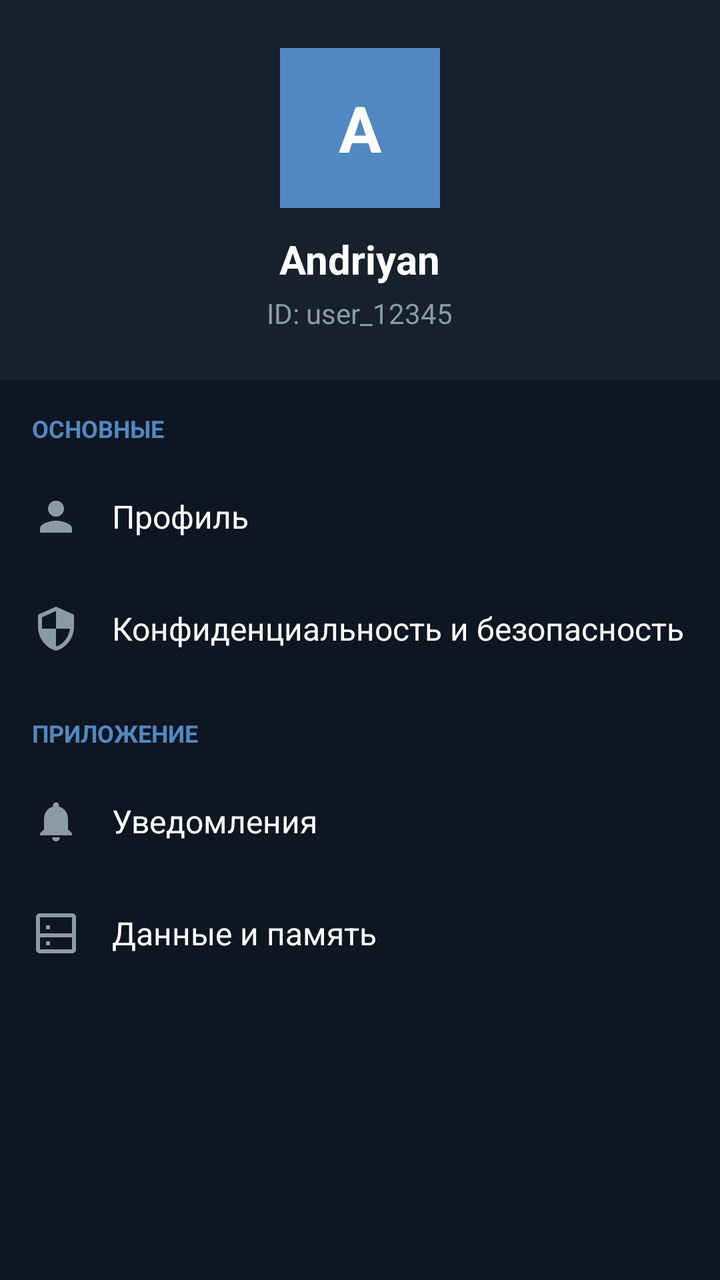
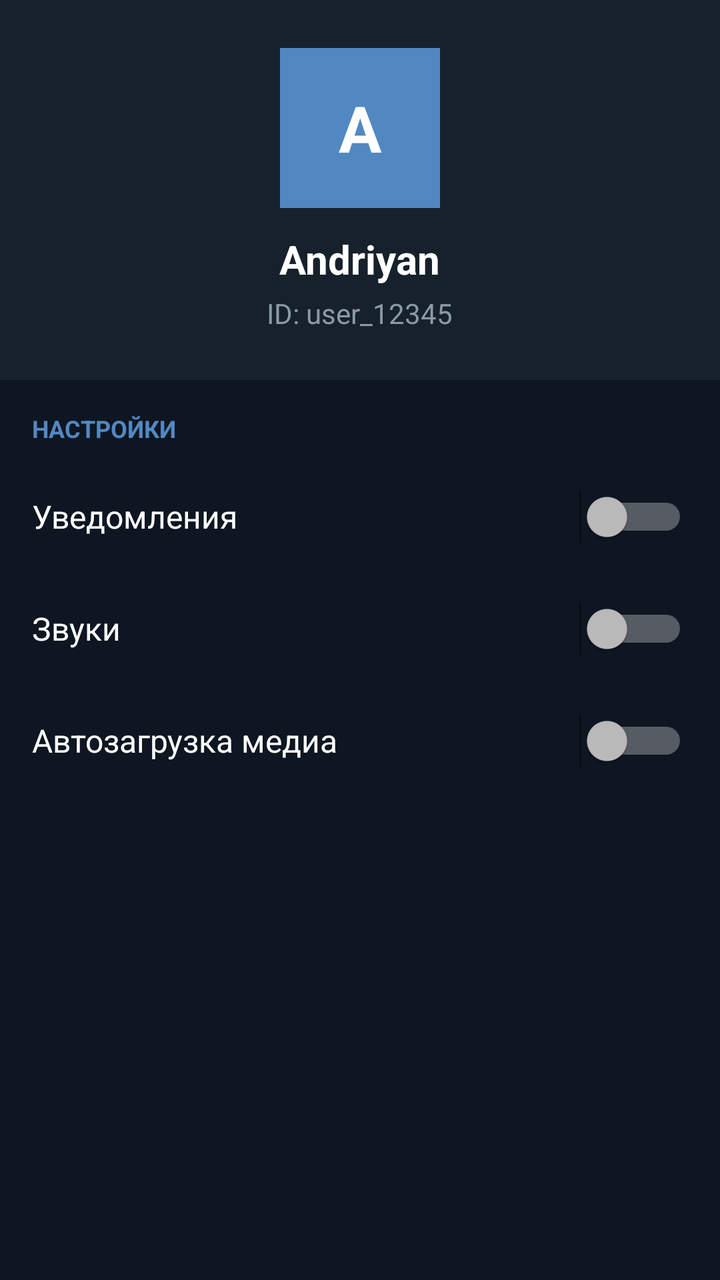

An Android layout rendered at two revisions. The XML below is the earlier revision; the diff shows what the commit changed to produce the second picture.
<!-- AndroidManifest.xml: application theme Theme.Almanac -->
<!-- res/layout/activity_settings.xml -->
<?xml version="1.0" encoding="utf-8"?>
<ScrollView xmlns:android="http://schemas.android.com/apk/res/android"
    android:layout_width="match_parent"
    android:layout_height="match_parent"
    android:background="#0E1621"
    android:scrollbars="none">

    <LinearLayout
        android:layout_width="match_parent"
        android:layout_height="wrap_content"
        android:orientation="vertical"
        android:paddingBottom="24dp">

        
        <LinearLayout
            android:layout_width="match_parent"
            android:layout_height="wrap_content"
            android:background="#17212B"
            android:gravity="center"
            android:orientation="vertical"
            android:padding="24dp">

            <TextView
                android:layout_width="80dp"
                android:layout_height="80dp"
                android:background="#5288C1"
                android:gravity="center"
                android:text="A"
                android:textColor="#FFFFFF"
                android:textSize="32sp"
                android:textStyle="bold" />

            <TextView
                android:layout_width="wrap_content"
                android:layout_height="wrap_content"
                android:layout_marginTop="12dp"
                android:text="Andriyan"
                android:textColor="#FFFFFF"
                android:textSize="20sp"
                android:textStyle="bold" />

            <TextView
                android:id="@+id/tvProfileId"
                android:layout_width="wrap_content"
                android:layout_height="wrap_content"
                android:layout_marginTop="4dp"
                android:text="ID: user_12345"
                android:textColor="#8B9BA5"
                android:textSize="14sp" />
        </LinearLayout>

        <TextView
            android:layout_width="match_parent"
            android:layout_height="wrap_content"
            android:paddingStart="16dp"
            android:paddingTop="16dp"
            android:paddingBottom="8dp"
            android:text="ОСНОВНЫЕ"
            android:textColor="#5288C1"
            android:textSize="12sp"
            android:textStyle="bold" />

        
        <LinearLayout
            android:layout_width="match_parent"
            android:layout_height="56dp"
            android:background="?android:attr/selectableItemBackground"
            android:gravity="center_vertical"
            android:orientation="horizontal"
            android:paddingStart="16dp"
            android:paddingEnd="16dp"
            android:clickable="true" android:focusable="true">
            <ImageView
                android:layout_width="24dp" android:layout_height="24dp"
                android:src="@drawable/ic_profile" android:tint="#8B9BA5" />
            <TextView
                android:layout_width="0dp" android:layout_height="wrap_content" android:layout_weight="1"
                android:layout_marginStart="16dp" android:text="@string/settings_profile"
                android:textColor="#FFFFFF" android:textSize="16sp" />
        </LinearLayout>

        
        <LinearLayout
            android:layout_width="match_parent"
            android:layout_height="56dp"
            android:background="?android:attr/selectableItemBackground"
            android:gravity="center_vertical"
            android:orientation="horizontal"
            android:paddingStart="16dp"
            android:paddingEnd="16dp"
            android:clickable="true" android:focusable="true">
            <ImageView
                android:layout_width="24dp" android:layout_height="24dp"
                android:src="@drawable/ic_security" android:tint="#8B9BA5" />
            <TextView
                android:layout_width="0dp" android:layout_height="wrap_content" android:layout_weight="1"
                android:layout_marginStart="16dp" android:text="@string/settings_privacy"
                android:textColor="#FFFFFF" android:textSize="16sp" />
        </LinearLayout>

        <TextView
            android:layout_width="match_parent"
            android:layout_height="wrap_content"
            android:paddingStart="16dp"
            android:paddingTop="16dp"
            android:paddingBottom="8dp"
            android:text="ПРИЛОЖЕНИЕ"
            android:textColor="#5288C1"
            android:textSize="12sp"
            android:textStyle="bold" />

        
        <LinearLayout
            android:layout_width="match_parent"
            android:layout_height="56dp"
            android:background="?android:attr/selectableItemBackground"
            android:gravity="center_vertical"
            android:orientation="horizontal"
            android:paddingStart="16dp"
            android:paddingEnd="16dp"
            android:clickable="true" android:focusable="true">
            <ImageView
                android:layout_width="24dp" android:layout_height="24dp"
                android:src="@drawable/ic_notifications" android:tint="#8B9BA5" />
            <TextView
                android:layout_width="0dp" android:layout_height="wrap_content" android:layout_weight="1"
                android:layout_marginStart="16dp" android:text="@string/settings_notifications"
                android:textColor="#FFFFFF" android:textSize="16sp" />
        </LinearLayout>

        
        <LinearLayout
            android:layout_width="match_parent"
            android:layout_height="56dp"
            android:background="?android:attr/selectableItemBackground"
            android:gravity="center_vertical"
            android:orientation="horizontal"
            android:paddingStart="16dp"
            android:paddingEnd="16dp"
            android:clickable="true" android:focusable="true">
            <ImageView
                android:layout_width="24dp" android:layout_height="24dp"
                android:src="@drawable/ic_storage" android:tint="#8B9BA5" />
            <TextView
                android:layout_width="0dp" android:layout_height="wrap_content" android:layout_weight="1"
                android:layout_marginStart="16dp" android:text="@string/settings_storage"
                android:textColor="#FFFFFF" android:textSize="16sp" />
        </LinearLayout>

    </LinearLayout>
</ScrollView>
<!-- resources referenced by this layout -->
<resources>
  <!-- drawable ic_notifications (drawable) -->
  <vector xmlns:android="http://schemas.android.com/apk/res/android" android:width="24dp" android:height="24dp" android:viewportWidth="24" android:viewportHeight="24">
      <path android:fillColor="#FFFFFF" android:pathData="M12,22c1.1,0 2,-0.9 2,-2h-4c0,1.1 0.89,2 2,2zM18,16v-5c0,-3.07 -1.64,-5.64 -4.5,-6.32L13.5,4c0,-0.83 -0.67,-1.5 -1.5,-1.5s-1.5,0.67 -1.5,1.5v0.68C7.63,5.36 6,7.92 6,11v5l-2,2v1h16v-1l-2,-2z"/>
  </vector>
  <!-- drawable ic_profile (drawable) -->
  <vector xmlns:android="http://schemas.android.com/apk/res/android" android:width="24dp" android:height="24dp" android:viewportWidth="24" android:viewportHeight="24">
      <path android:fillColor="#FFFFFF" android:pathData="M12,12c2.21,0 4,-1.79 4,-4s-1.79,-4 -4,-4 -4,1.79 -4,4 1.79,4 4,4zM12,14c-2.67,0 -8,1.34 -8,4v2h16v-2c0,-2.66 -5.33,-4 -8,-4z"/>
  </vector>
  <!-- drawable ic_security (drawable) -->
  <vector xmlns:android="http://schemas.android.com/apk/res/android" android:width="24dp" android:height="24dp" android:viewportWidth="24" android:viewportHeight="24">
      <path android:fillColor="#FFFFFF" android:pathData="M12,1L3,5v6c0,5.55 3.84,10.74 9,12 5.16,-1.26 9,-6.45 9,-12L21,5l-9,-4zM12,11.99h7c-0.53,4.12 -3.28,7.79 -7,8.94L12,12L5,12L5,6.3l7,-3.11v8.8z"/>
  </vector>
  <!-- drawable ic_storage (drawable) -->
  <vector xmlns:android="http://schemas.android.com/apk/res/android" android:width="24dp" android:height="24dp" android:viewportWidth="24" android:viewportHeight="24">
      <path android:fillColor="#FFFFFF" android:pathData="M20,2H4C2.9,2 2,2.9 2,4v16c0,1.1 0.9,2 2,2h16c1.1,0 2,-0.9 2,-2V4C22,2.9 21.1,2 20,2zM20,20H4v-6h16v6zM20,12H4V4h16v8zM7,16h2v2H7V16zM7,8h2v2H7V8z"/>
  </vector>
  <string name="settings_notifications">Уведомления</string>
  <string name="settings_privacy">Конфиденциальность и безопасность</string>
  <string name="settings_profile">Профиль</string>
  <string name="settings_storage">Данные и память</string>
  <style name="Theme.Almanac" parent="Theme.AppCompat">
          <item name="colorPrimary">#1E1E1E</item>
          <item name="colorPrimaryDark">#121212</item>
          <item name="colorAccent">#5288C1</item>
          <item name="android:windowBackground">#121212</item>
      </style>
</resources>

<!-- the commit's change to res/layout/activity_settings.xml (unified diff, before → after) -->
@@ -11,7 +11,6 @@
         android:orientation="vertical"
         android:paddingBottom="24dp">
 
-        
         <LinearLayout
             android:layout_width="match_parent"
             android:layout_height="wrap_content"
@@ -21,131 +20,43 @@
             android:padding="24dp">
 
             <TextView
-                android:layout_width="80dp"
-                android:layout_height="80dp"
-                android:background="#5288C1"
-                android:gravity="center"
-                android:text="A"
-                android:textColor="#FFFFFF"
-                android:textSize="32sp"
-                android:textStyle="bold" />
+                android:layout_width="80dp" android:layout_height="80dp"
+                android:background="#5288C1" android:gravity="center"
+                android:text="A" android:textColor="#FFFFFF" android:textSize="32sp" android:textStyle="bold" />
 
             <TextView
-                android:layout_width="wrap_content"
-                android:layout_height="wrap_content"
-                android:layout_marginTop="12dp"
-                android:text="Andriyan"
-                android:textColor="#FFFFFF"
-                android:textSize="20sp"
-                android:textStyle="bold" />
+                android:layout_width="wrap_content" android:layout_height="wrap_content"
+                android:layout_marginTop="12dp" android:text="Andriyan"
+                android:textColor="#FFFFFF" android:textSize="20sp" android:textStyle="bold" />
 
             <TextView
                 android:id="@+id/tvProfileId"
-                android:layout_width="wrap_content"
-                android:layout_height="wrap_content"
-                android:layout_marginTop="4dp"
-                android:text="ID: user_12345"
-                android:textColor="#8B9BA5"
-                android:textSize="14sp" />
+                android:layout_width="wrap_content" android:layout_height="wrap_content"
+                android:layout_marginTop="4dp" android:text="ID: user_12345"
+                android:textColor="#8B9BA5" android:textSize="14sp" />
         </LinearLayout>
 
         <TextView
-            android:layout_width="match_parent"
-            android:layout_height="wrap_content"
-            android:paddingStart="16dp"
-            android:paddingTop="16dp"
-            android:paddingBottom="8dp"
-            android:text="ОСНОВНЫЕ"
-            android:textColor="#5288C1"
-            android:textSize="12sp"
-            android:textStyle="bold" />
+            android:layout_width="match_parent" android:layout_height="wrap_content"
+            android:paddingStart="16dp" android:paddingTop="16dp" android:paddingBottom="8dp"
+            android:text="НАСТРОЙКИ" android:textColor="#5288C1" android:textSize="12sp" android:textStyle="bold" />
 
-        
-        <LinearLayout
-            android:layout_width="match_parent"
-            android:layout_height="56dp"
-            android:background="?android:attr/selectableItemBackground"
-            android:gravity="center_vertical"
-            android:orientation="horizontal"
-            android:paddingStart="16dp"
-            android:paddingEnd="16dp"
-            android:clickable="true" android:focusable="true">
-            <ImageView
-                android:layout_width="24dp" android:layout_height="24dp"
-                android:src="@drawable/ic_profile" android:tint="#8B9BA5" />
-            <TextView
-                android:layout_width="0dp" android:layout_height="wrap_content" android:layout_weight="1"
-                android:layout_marginStart="16dp" android:text="@string/settings_profile"
-                android:textColor="#FFFFFF" android:textSize="16sp" />
-        </LinearLayout>
+        <Switch
+            android:id="@+id/switchNotifications"
+            android:layout_width="match_parent" android:layout_height="56dp"
+            android:paddingStart="16dp" android:paddingEnd="16dp"
+            android:text="Уведомления" android:textColor="#FFFFFF" android:textSize="16sp" />
 
-        
-        <LinearLayout
-            android:layout_width="match_parent"
-            android:layout_height="56dp"
-            android:background="?android:attr/selectableItemBackground"
-            android:gravity="center_vertical"
-            android:orientation="horizontal"
-            android:paddingStart="16dp"
-            android:paddingEnd="16dp"
-            android:clickable="true" android:focusable="true">
-            <ImageView
-                android:layout_width="24dp" android:layout_height="24dp"
-                android:src="@drawable/ic_security" android:tint="#8B9BA5" />
-            <TextView
-                android:layout_width="0dp" android:layout_height="wrap_content" android:layout_weight="1"
-                android:layout_marginStart="16dp" android:text="@string/settings_privacy"
-                android:textColor="#FFFFFF" android:textSize="16sp" />
-        </LinearLayout>
+        <Switch
+            android:id="@+id/switchSounds"
+            android:layout_width="match_parent" android:layout_height="56dp"
+            android:paddingStart="16dp" android:paddingEnd="16dp"
+            android:text="Звуки" android:textColor="#FFFFFF" android:textSize="16sp" />
 
-        <TextView
-            android:layout_width="match_parent"
-            android:layout_height="wrap_content"
-            android:paddingStart="16dp"
-            android:paddingTop="16dp"
-            android:paddingBottom="8dp"
-            android:text="ПРИЛОЖЕНИЕ"
-            android:textColor="#5288C1"
-            android:textSize="12sp"
-            android:textStyle="bold" />
-
-        
-        <LinearLayout
-            android:layout_width="match_parent"
-            android:layout_height="56dp"
-            android:background="?android:attr/selectableItemBackground"
-            android:gravity="center_vertical"
-            android:orientation="horizontal"
-            android:paddingStart="16dp"
-            android:paddingEnd="16dp"
-            android:clickable="true" android:focusable="true">
-            <ImageView
-                android:layout_width="24dp" android:layout_height="24dp"
-                android:src="@drawable/ic_notifications" android:tint="#8B9BA5" />
-            <TextView
-                android:layout_width="0dp" android:layout_height="wrap_content" android:layout_weight="1"
-                android:layout_marginStart="16dp" android:text="@string/settings_notifications"
-                android:textColor="#FFFFFF" android:textSize="16sp" />
-        </LinearLayout>
-
-        
-        <LinearLayout
-            android:layout_width="match_parent"
-            android:layout_height="56dp"
-            android:background="?android:attr/selectableItemBackground"
-            android:gravity="center_vertical"
-            android:orientation="horizontal"
-            android:paddingStart="16dp"
-            android:paddingEnd="16dp"
-            android:clickable="true" android:focusable="true">
-            <ImageView
-                android:layout_width="24dp" android:layout_height="24dp"
-                android:src="@drawable/ic_storage" android:tint="#8B9BA5" />
-            <TextView
-                android:layout_width="0dp" android:layout_height="wrap_content" android:layout_weight="1"
-                android:layout_marginStart="16dp" android:text="@string/settings_storage"
-                android:textColor="#FFFFFF" android:textSize="16sp" />
-        </LinearLayout>
-
+        <Switch
+            android:id="@+id/switchMediaAuto"
+            android:layout_width="match_parent" android:layout_height="56dp"
+            android:paddingStart="16dp" android:paddingEnd="16dp"
+            android:text="Автозагрузка медиа" android:textColor="#FFFFFF" android:textSize="16sp" />
     </LinearLayout>
 </ScrollView>
<!-- resource entries referenced after the edit -->
@@ -1,25 +1,5 @@
 <!-- resources referenced by this layout -->
 <resources>
-  <!-- drawable ic_notifications (drawable) -->
-  <vector xmlns:android="http://schemas.android.com/apk/res/android" android:width="24dp" android:height="24dp" android:viewportWidth="24" android:viewportHeight="24">
-      <path android:fillColor="#FFFFFF" android:pathData="M12,22c1.1,0 2,-0.9 2,-2h-4c0,1.1 0.89,2 2,2zM18,16v-5c0,-3.07 -1.64,-5.64 -4.5,-6.32L13.5,4c0,-0.83 -0.67,-1.5 -1.5,-1.5s-1.5,0.67 -1.5,1.5v0.68C7.63,5.36 6,7.92 6,11v5l-2,2v1h16v-1l-2,-2z"/>
-  </vector>
-  <!-- drawable ic_profile (drawable) -->
-  <vector xmlns:android="http://schemas.android.com/apk/res/android" android:width="24dp" android:height="24dp" android:viewportWidth="24" android:viewportHeight="24">
-      <path android:fillColor="#FFFFFF" android:pathData="M12,12c2.21,0 4,-1.79 4,-4s-1.79,-4 -4,-4 -4,1.79 -4,4 1.79,4 4,4zM12,14c-2.67,0 -8,1.34 -8,4v2h16v-2c0,-2.66 -5.33,-4 -8,-4z"/>
-  </vector>
-  <!-- drawable ic_security (drawable) -->
-  <vector xmlns:android="http://schemas.android.com/apk/res/android" android:width="24dp" android:height="24dp" android:viewportWidth="24" android:viewportHeight="24">
-      <path android:fillColor="#FFFFFF" android:pathData="M12,1L3,5v6c0,5.55 3.84,10.74 9,12 5.16,-1.26 9,-6.45 9,-12L21,5l-9,-4zM12,11.99h7c-0.53,4.12 -3.28,7.79 -7,8.94L12,12L5,12L5,6.3l7,-3.11v8.8z"/>
-  </vector>
-  <!-- drawable ic_storage (drawable) -->
-  <vector xmlns:android="http://schemas.android.com/apk/res/android" android:width="24dp" android:height="24dp" android:viewportWidth="24" android:viewportHeight="24">
-      <path android:fillColor="#FFFFFF" android:pathData="M20,2H4C2.9,2 2,2.9 2,4v16c0,1.1 0.9,2 2,2h16c1.1,0 2,-0.9 2,-2V4C22,2.9 21.1,2 20,2zM20,20H4v-6h16v6zM20,12H4V4h16v8zM7,16h2v2H7V16zM7,8h2v2H7V8z"/>
-  </vector>
-  <string name="settings_notifications">Уведомления</string>
-  <string name="settings_privacy">Конфиденциальность и безопасность</string>
-  <string name="settings_profile">Профиль</string>
-  <string name="settings_storage">Данные и память</string>
   <style name="Theme.Almanac" parent="Theme.AppCompat">
           <item name="colorPrimary">#1E1E1E</item>
           <item name="colorPrimaryDark">#121212</item>
